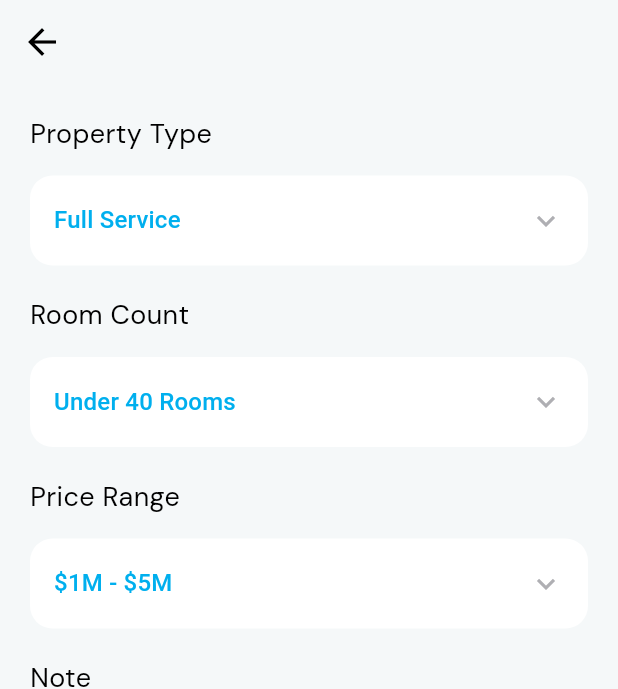
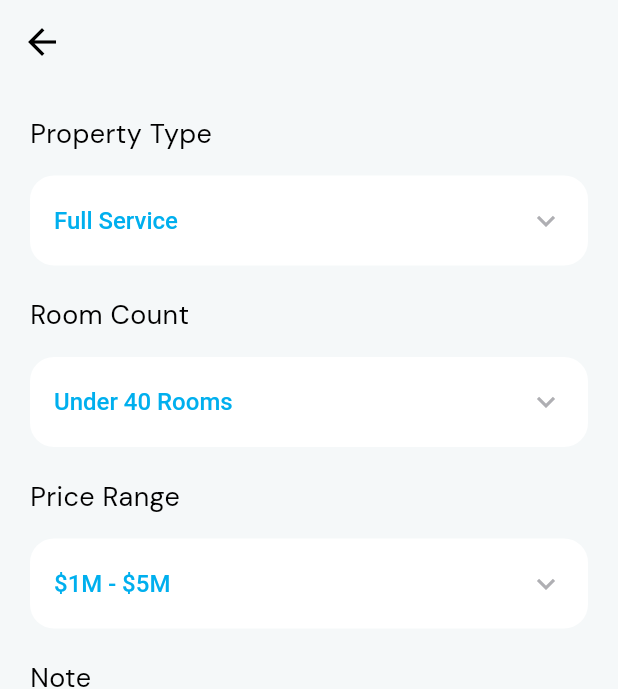
Before and after one commit to Shraboniakter/pocket_trading, a Flutter app: the IfHotelIsSelectedScreen screen opened directly, on a phone screen of 412 x 824 dp. Shown: the top 689 px of the screen. Run offline on Flutter 3.47's test engine with Material 3 defaults, Android fonts, the phone set to English and light mode, and no system bars; our stand-ins replace flutter_riverpod, flutter_screenutil, google_fonts.

Commit message:
97% UI complete,something change

```diff
--- a/lib/feature/presentation/screen/widgets/CustomDropdown.dart
+++ b/lib/feature/presentation/screen/widgets/CustomDropdown.dart
@@ -25,13 +25,24 @@
       padding: const EdgeInsets.symmetric(horizontal: 16),
       decoration: BoxDecoration(
         color:  ColorManager.primary,
-        borderRadius: BorderRadius.circular(15),
+        borderRadius: BorderRadius.circular(16),
       ),
       child: DropdownButtonHideUnderline(
         child: DropdownButton<String>(
+          borderRadius:BorderRadius.all(Radius.circular(16)),
+          alignment: AlignmentDirectional.centerStart,
+          menuMaxHeight: 200,
+          menuWidth: 200,
+
+
 
           dropdownColor: ColorManager.primary,
           value: value,
+          style: const TextStyle(
+            fontSize: 16,
+            color: ColorManager.lightBlue,
+            fontWeight: FontWeight.w500,
+          ),
           hint: Text(
             hintText,
             style: TextStyle(color: color),
@@ -40,6 +51,7 @@
           isExpanded: true,
           items: items.map((item) {
             return DropdownMenuItem<String>(
+              // alignment: Alignment.centerRight,
               value: item,
               child: Text(item),
             );
```
